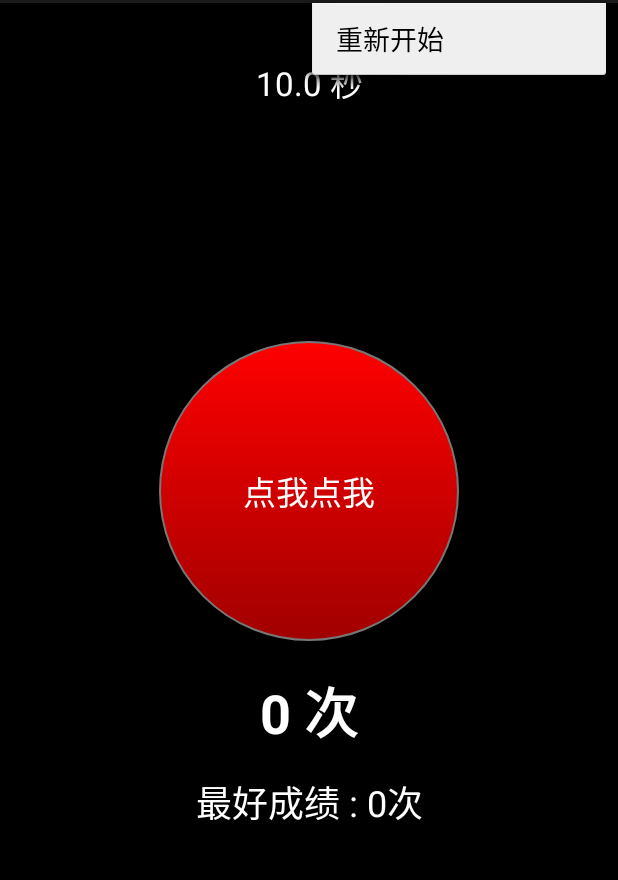
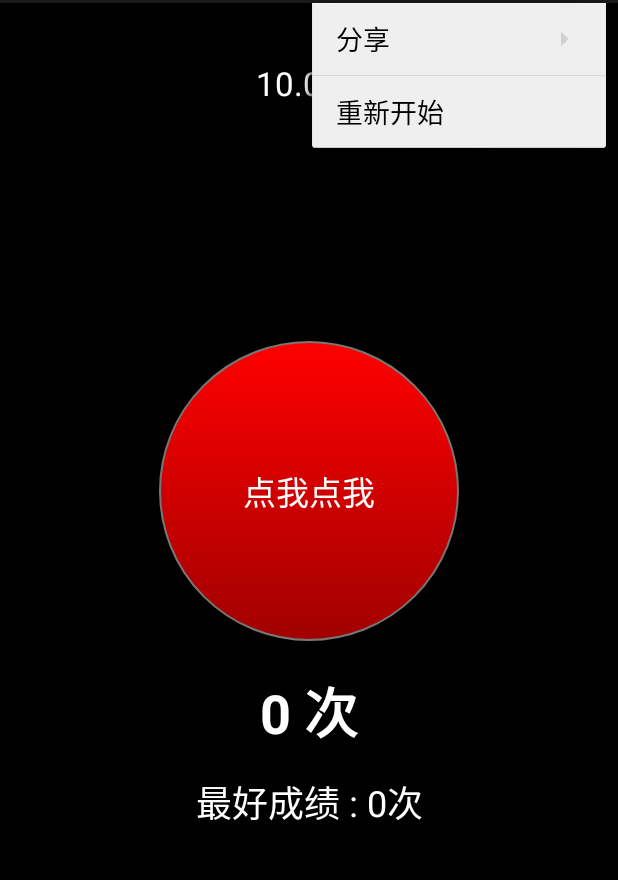
Before and after one commit to MichaelSun/tinygame, an Android app: the screen it shows after launch (MainActivity), with the options menu open, on a phone screen of 412 x 824 dp, the part 69-949 px from its top. Run offline under Robolectric (Android 15) with nearby library versions, the phone set to English and light mode, and no system bars; libraries missing offline, so code that uses them is left out: cn.domob.android; 5 statements that could not run were skipped.

Commit message:
增加了分享

```diff
--- a/touch/src/main/java/com/michael/tinygame/touch/MainActivity.java
+++ b/touch/src/main/java/com/michael/tinygame/touch/MainActivity.java
@@ -5,12 +5,14 @@ import android.app.AlertDialog;
 import android.app.Fragment;
 import android.app.FragmentManager;
 import android.content.DialogInterface;
+import android.content.Intent;
 import android.net.Uri;
 import android.os.Bundle;
 import android.view.KeyEvent;
 import android.view.Menu;
 import android.view.MenuItem;
 import android.widget.RelativeLayout;
+import android.widget.ShareActionProvider;
 import cn.domob.android.ads.DomobAdView;
 import com.michael.tinygame.touch.Config.AppConfig;
 import com.michael.tinygame.touch.fragment.TouchFragment;
@@ -20,6 +22,8 @@ import com.umeng.analytics.MobclickAgent;
 
 public class MainActivity extends Activity implements TouchFragment.OnFragmentInteractionListener {
 
+    private Intent mShareIntent;
+
     @Override
     protected void onCreate(Bundle savedInstanceState) {
         super.onCreate(savedInstanceState);
@@ -28,8 +32,16 @@ public class MainActivity extends Activity implements TouchFragment.OnFragmentIn
 
         setContentView(R.layout.main_activity);
 
+        mShareIntent = getDefaultIntent();
+
         initView("touch");
         initBannerAd();
+    }
+
+    private Intent getDefaultIntent() {
+        mShareIntent = new Intent(Intent.ACTION_SEND);
+        mShareIntent.setType("text/*");
+        return mShareIntent;
     }
 
     @Override
@@ -62,6 +74,18 @@ public class MainActivity extends Activity implements TouchFragment.OnFragmentIn
     public boolean onCreateOptionsMenu(Menu menu) {
         // Inflate the menu; this adds items to the action bar if it is present.
         getMenuInflater().inflate(R.menu.main, menu);
+        ShareActionProvider shareActionProvider = (ShareActionProvider) menu.findItem(R.id.action_share).getActionProvider();
+        mShareIntent.putExtra(Intent.EXTRA_TEXT, String.format(getString(R.string.share_text),
+                                                                  SettingManager.getInstance().getTouchBestCount()));
+        shareActionProvider.setShareIntent(mShareIntent);
+        shareActionProvider.setOnShareTargetSelectedListener(new ShareActionProvider.OnShareTargetSelectedListener() {
+            @Override
+            public boolean onShareTargetSelected(ShareActionProvider shareActionProvider, Intent intent) {
+                return true;
+            }
+        });
+        shareActionProvider.setShareHistoryFileName(ShareActionProvider.DEFAULT_SHARE_HISTORY_FILE_NAME);
+
         return true;
     }
 
--- /dev/null
+++ b/touch/src/main/res/drawable/android_db_actionbar_more.xml
@@ -0,0 +1,8 @@
+<?xml version="1.0" encoding="utf-8"?>
+<selector xmlns:android="http://schemas.android.com/apk/res/android">
+
+    <item android:drawable="@drawable/actionbar_more_pressed" android:state_selected="true"/>
+    <item android:drawable="@drawable/actionbar_more_pressed" android:state_pressed="true"/>
+    <item android:drawable="@drawable/actionbar_more_normal"/>
+
+</selector>
--- a/touch/src/main/res/menu/main.xml
+++ b/touch/src/main/res/menu/main.xml
@@ -3,9 +3,28 @@
     xmlns:tools="http://schemas.android.com/tools"
     tools:context="com.michael.tinygame.touch.MainActivity" >
 
+    <item
+        android:id="@+id/action_share"
+        android:title="分享"
+        app:showAsAction="always"
+        android:actionProviderClass="android.widget.ShareActionProvider"/>
+
     <item android:id="@+id/action_reopen"
-        android:title="@string/action_reopen"
-        android:icon="@drawable/actionbar_refresh"
-        app:showAsAction="ifRoom" />
+          android:title="@string/action_reopen"
+          android:icon="@drawable/actionbar_refresh"
+          app:showAsAction="ifRoom" />
+
+    <!--<item-->
+        <!--android:id="@+id/detail_action_more"-->
+        <!--android:title="更多"-->
+        <!--android:icon="@drawable/android_db_actionbar_more"-->
+        <!--app:showAsAction="always">-->
+        <!--<menu>-->
+            <!--<item android:id="@+id/action_reopen"-->
+                  <!--android:title="@string/action_reopen"-->
+                  <!--android:icon="@drawable/actionbar_refresh"-->
+                  <!--app:showAsAction="ifRoom" />-->
+        <!--</menu>-->
+    <!--</item>-->
 
 </menu>
--- a/touch/src/main/res/values/strings.xml
+++ b/touch/src/main/res/values/strings.xml
@@ -7,5 +7,6 @@
     <string name="time_tv" formatted="false">%s 秒</string>
 
     <string name="action_reopen">重新开始</string>
+    <string name="share_text" formatted="false">手指都抽了，10秒%s次，敢来和我PK么~~~~</string>
 
 </resources>
```
Also changed, not shown: touch/build.gradle (+20 -0 lines), touch/src/main/AndroidManifest.xml (+7 -6 lines), touch/src/main/res/drawable-xhdpi/actionbar_more_normal.png (added), touch/src/main/res/drawable-xhdpi/actionbar_more_pressed.png (added), 2 other files.
